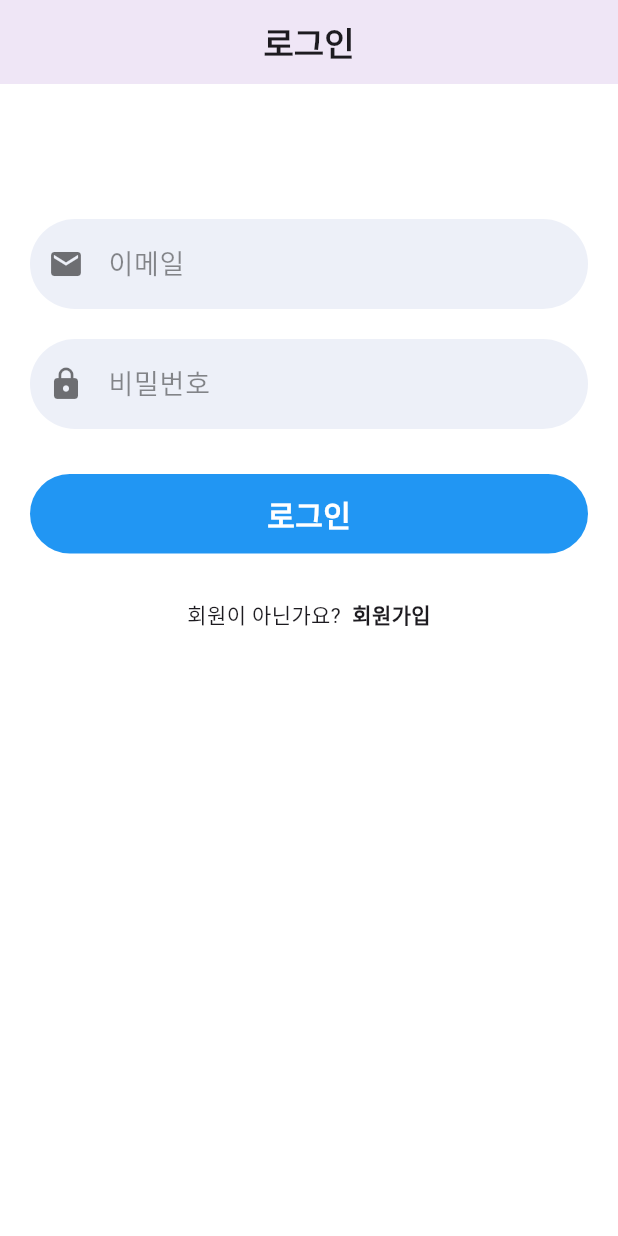
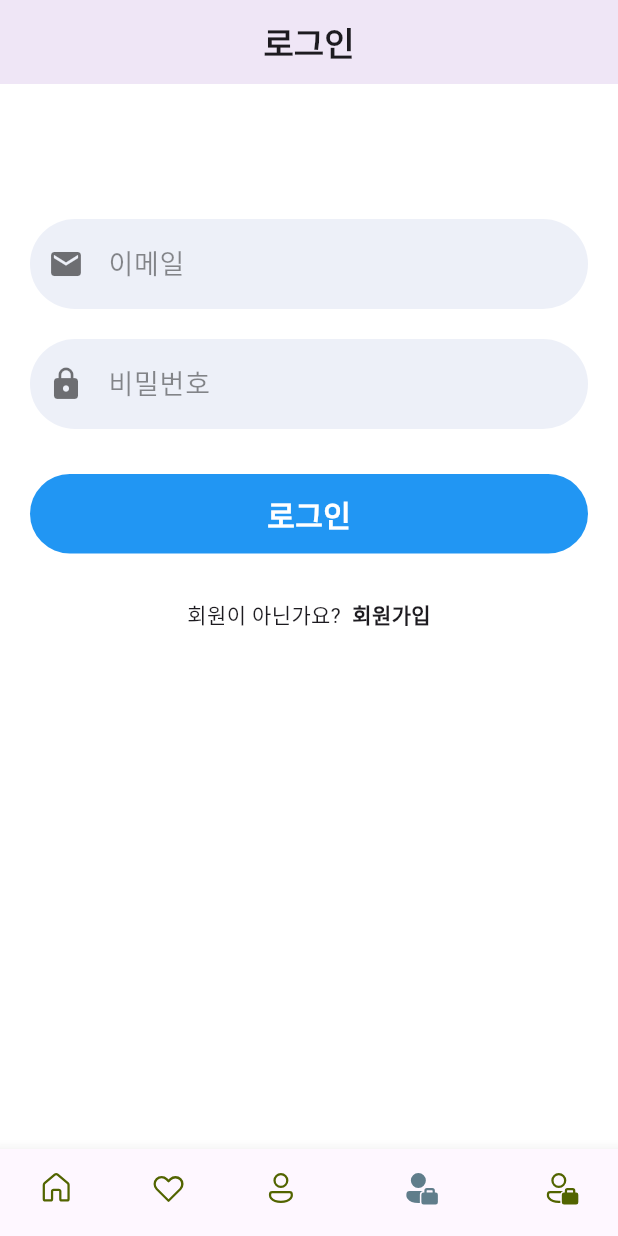
Before and after one commit to LEEJINYOUN/Weather_Flutter-front, a Flutter app: the screen it shows after launch, on a phone screen of 412 x 824 dp. Run offline on Flutter 3.47's test engine with Material 3 defaults, Android fonts, the light colour scheme and no system bars; our stand-ins replace fluentui_icons, flutter_dotenv, weather.

Commit message:
경로 수정, 로그인과 회원가입 유효성 체크 임시 등록

```diff
--- a/lib/base/bottom_nav_bar.dart
+++ b/lib/base/bottom_nav_bar.dart
@@ -1,13 +1,15 @@
 import 'package:flutter/material.dart';
 import 'package:fluentui_icons/fluentui_icons.dart';
 import 'package:weather_flutter_front/screens/home_screen.dart';
+import 'package:weather_flutter_front/screens/login_screen.dart';
+import 'package:weather_flutter_front/screens/register_screen.dart';
 
 class BottomNavBar extends StatelessWidget {
   const BottomNavBar({super.key});
 
+  // BottomNavBarContainer 불러오기
   @override
   Widget build(BuildContext context) {
-    // BottomNavBarContainer 불러오기
     return const MaterialApp(home: BottomNavBarContainer());
   }
 }
@@ -15,8 +17,8 @@ class BottomNavBar extends StatelessWidget {
 class BottomNavBarContainer extends StatefulWidget {
   const BottomNavBarContainer({super.key});
 
+  // _BottomNavBarState 불러오기 => state 생성 후 반환
   @override
-  // _BottomNavBarState 불러오기 => state 생성 후 반환
   State<BottomNavBarContainer> createState() => _BottomNavBarState();
 }
 
@@ -26,10 +28,12 @@ class _BottomNavBarState extends State<BottomNavBarContainer> {
     const HomeScreen(), // 홈 스크린
     const Center(child: Text('Bookmark')),
     const Center(child: Text('Profile')),
+    const LoginScreen(),
+    const RegisterScreen(),
   ];
 
   // 선택 인덱스 초기화
-  int _selectedIndex = 0;
+  int _selectedIndex = 3;
 
   // 하단 메뉴 버튼 변경
   void _onItemTapped(int index) {
@@ -62,6 +66,18 @@ class _BottomNavBarState extends State<BottomNavBarContainer> {
                   icon: Icon(FluentSystemIcons.ic_fluent_person_regular),
                   activeIcon: Icon(FluentSystemIcons.ic_fluent_person_filled),
                   label: 'Profile'),
+              BottomNavigationBarItem(
+                  icon:
+                      Icon(FluentSystemIcons.ic_fluent_person_accounts_regular),
+                  activeIcon:
+                      Icon(FluentSystemIcons.ic_fluent_person_accounts_filled),
+                  label: 'Login'),
+              BottomNavigationBarItem(
+                  icon:
+                      Icon(FluentSystemIcons.ic_fluent_person_accounts_regular),
+                  activeIcon:
+                      Icon(FluentSystemIcons.ic_fluent_person_accounts_filled),
+                  label: 'Register'),
             ]));
   }
 }
--- a/lib/main.dart
+++ b/lib/main.dart
@@ -1,7 +1,5 @@
 import 'package:flutter/material.dart';
 import 'package:weather_flutter_front/base/bottom_nav_bar.dart';
-import 'package:flutter_dotenv/flutter_dotenv.dart';
-import 'package:weather_flutter_front/screens/login_screen.dart';
 
 void main() {
   runApp(const MyApp());
@@ -15,6 +13,6 @@ class MyApp extends StatelessWidget {
     // BottomNavBar 불러오기
     return const MaterialApp(
         debugShowCheckedModeBanner: false, // 디버그 배너 삭제
-        home: LoginScreen()); // 기본 화면
+        home: BottomNavBar()); // 기본 화면
   }
 }
```
Also changed, not shown: lib/screens/login_screen.dart (+14 -3 lines), lib/screens/register_screen.dart (+16 -6 lines), lib/services/authentication.dart (added, +38 -0 lines).
